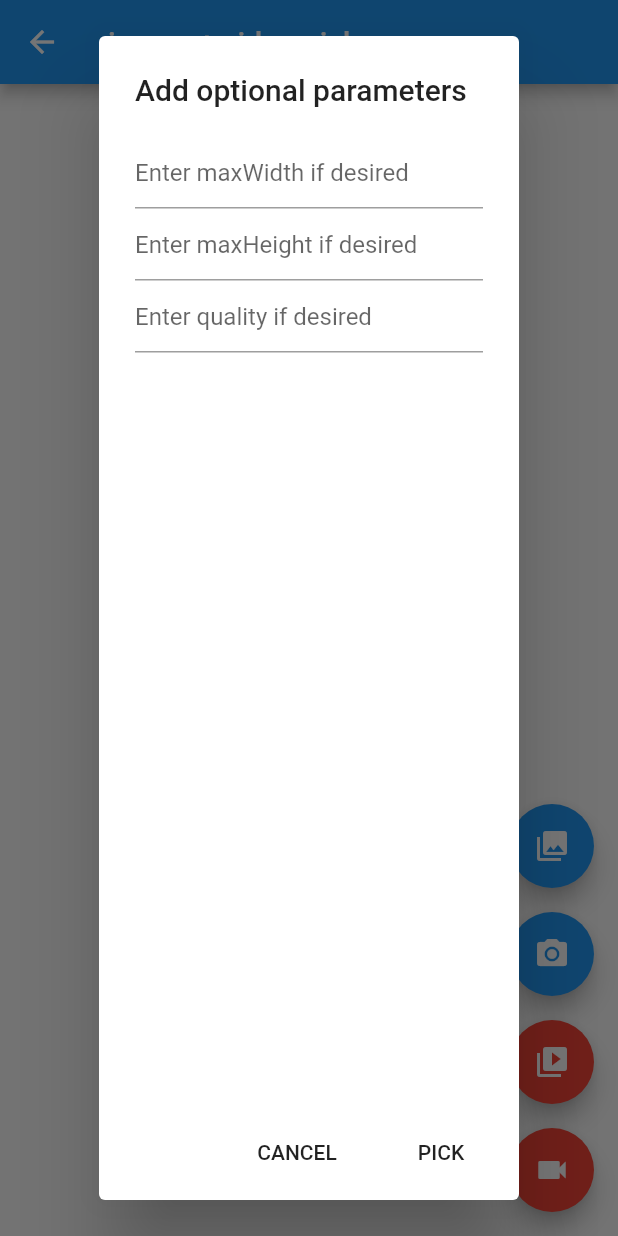
After one commit to HitomiHoshi/tutorial_flutter, a Flutter app: the OpenCamera screen opened by its route, after a tap on the "photo library" icon, on a phone screen of 412 x 824 dp. The commit adds this screen. Run offline on Flutter 3.47's test engine with Material 2 defaults, Android fonts, the phone set to English and light mode, and no system bars; our stand-ins replace flutter_speed_dial, image_picker, qr_flutter, video_player; missing offline and left inert: barcode_scan, flutter_bootstrap, multiselect_formfield.

Commit message:
choose image function

```diff
--- /dev/null
+++ b/lib/image_picker/open_camera.dart
@@ -0,0 +1,385 @@
+// Copyright 2019 The Flutter Authors. All rights reserved.
+// Use of this source code is governed by a BSD-style license that can be
+// found in the LICENSE file.
+
+// ignore_for_file: public_member_api_docs
+
+import 'dart:async';
+import 'dart:io';
+
+import 'package:flutter/foundation.dart';
+import 'package:flutter/material.dart';
+import 'package:image_picker/image_picker.dart';
+import 'package:video_player/video_player.dart';
+
+class OpenCamera extends StatefulWidget {
+  OpenCamera({Key key}) : super(key: key);
+
+  @override
+  _OpenCamera createState() => _OpenCamera();
+}
+
+class _OpenCamera extends State<OpenCamera> {
+  PickedFile _imageFile;
+  dynamic _pickImageError;
+  bool isVideo = false;
+  VideoPlayerController _controller;
+  VideoPlayerController _toBeDisposed;
+  String _retrieveDataError;
+
+  final ImagePicker _picker = ImagePicker();
+  final TextEditingController maxWidthController = TextEditingController();
+  final TextEditingController maxHeightController = TextEditingController();
+  final TextEditingController qualityController = TextEditingController();
+
+  Future<void> _playVideo(PickedFile file) async {
+    if (file != null && mounted) {
+      await _disposeVideoController();
+      if (kIsWeb) {
+        _controller = VideoPlayerController.network(file.path);
+        // In web, most browsers won't honor a programmatic call to .play
+        // if the video has a sound track (and is not muted).
+        // Mute the video so it auto-plays in web!
+        // This is not needed if the call to .play is the result of user
+        // interaction (clicking on a "play" button, for example).
+        await _controller.setVolume(0.0);
+      } else {
+        _controller = VideoPlayerController.file(File(file.path));
+        await _controller.setVolume(1.0);
+      }
+      await _controller.initialize();
+      await _controller.setLooping(true);
+      await _controller.play();
+      setState(() {});
+    }
+  }
+
+  void _onImageButtonPressed(ImageSource source, {BuildContext context}) async {
+    if (_controller != null) {
+      await _controller.setVolume(0.0);
+    }
+    if (isVideo) {
+      final PickedFile file = await _picker.getVideo(
+          source: source, maxDuration: const Duration(seconds: 10));
+      await _playVideo(file);
+    } else {
+      await _displayPickImageDialog(context,
+          (double maxWidth, double maxHeight, int quality) async {
+        try {
+          final pickedFile = await _picker.getImage(
+            source: source,
+            maxWidth: maxWidth,
+            maxHeight: maxHeight,
+            imageQuality: quality,
+          );
+          setState(() {
+            _imageFile = pickedFile;
+          });
+        } catch (e) {
+          setState(() {
+            _pickImageError = e;
+          });
+        }
+      });
+    }
+  }
+
+  @override
+  void deactivate() {
+    if (_controller != null) {
+      _controller.setVolume(0.0);
+      _controller.pause();
+    }
+    super.deactivate();
+  }
+
+  @override
+  void dispose() {
+    _disposeVideoController();
+    maxWidthController.dispose();
+    maxHeightController.dispose();
+    qualityController.dispose();
+    super.dispose();
+  }
+
+  Future<void> _disposeVideoController() async {
+    if (_toBeDisposed != null) {
+      await _toBeDisposed.dispose();
+    }
+    _toBeDisposed = _controller;
+    _controller = null;
+  }
+
+  Widget _previewVideo() {
+    final Text retrieveError = _getRetrieveErrorWidget();
+    if (retrieveError != null) {
+      return retrieveError;
+    }
+    if (_controller == null) {
+      return const Text(
+        'You have not yet picked a video',
+        textAlign: TextAlign.center,
+      );
+    }
+    return Padding(
+      padding: const EdgeInsets.all(10.0),
+      child: AspectRatioVideo(_controller),
+    );
+  }
+
+  Widget _previewImage() {
+    final Text retrieveError = _getRetrieveErrorWidget();
+    if (retrieveError != null) {
+      return retrieveError;
+    }
+    if (_imageFile != null) {
+      if (kIsWeb) {
+        // Why network?
+        // See https://pub.dev/packages/image_picker#getting-ready-for-the-web-platform
+        return Image.network(_imageFile.path);
+      } else {
+        return Image.file(File(_imageFile.path));
+      }
+    } else if (_pickImageError != null) {
+      return Text(
+        'Pick image error: $_pickImageError',
+        textAlign: TextAlign.center,
+      );
+    } else {
+      return const Text(
+        'You have not yet picked an image.',
+        textAlign: TextAlign.center,
+      );
+    }
+  }
+
+  Future<void> retrieveLostData() async {
+    final LostData response = await _picker.getLostData();
+    if (response.isEmpty) {
+      return;
+    }
+    if (response.file != null) {
+      if (response.type == RetrieveType.video) {
+        isVideo = true;
+        await _playVideo(response.file);
+      } else {
+        isVideo = false;
+        setState(() {
+          _imageFile = response.file;
+        });
+      }
+    } else {
+      _retrieveDataError = response.exception.code;
+    }
+  }
+
+  @override
+  Widget build(BuildContext context) {
+    return Scaffold(
+      appBar: AppBar(
+        title: Text("image + video pickers"),
+      ),
+      body: Center(
+        child: !kIsWeb && defaultTargetPlatform == TargetPlatform.android
+            ? FutureBuilder<void>(
+                future: retrieveLostData(),
+                builder: (BuildContext context, AsyncSnapshot<void> snapshot) {
+                  switch (snapshot.connectionState) {
+                    case ConnectionState.none:
+                    case ConnectionState.waiting:
+                      return const Text(
+                        'You have not yet picked an image.',
+                        textAlign: TextAlign.center,
+                      );
+                    case ConnectionState.done:
+                      return isVideo ? _previewVideo() : _previewImage();
+                    default:
+                      if (snapshot.hasError) {
+                        return Text(
+                          'Pick image/video error: ${snapshot.error}}',
+                          textAlign: TextAlign.center,
+                        );
+                      } else {
+                        return const Text(
+                          'You have not yet picked an image.',
+                          textAlign: TextAlign.center,
+                        );
+                      }
+                  }
+                },
+              )
+            : (isVideo ? _previewVideo() : _previewImage()),
+      ),
+      floatingActionButton: Column(
+        mainAxisAlignment: MainAxisAlignment.end,
+        children: <Widget>[
+          FloatingActionButton(
+            onPressed: () {
+              isVideo = false;
+              _onImageButtonPressed(ImageSource.gallery, context: context);
+            },
+            heroTag: 'image0',
+            tooltip: 'Pick Image from gallery',
+            child: const Icon(Icons.photo_library),
+          ),
+          Padding(
+            padding: const EdgeInsets.only(top: 16.0),
+            child: FloatingActionButton(
+              onPressed: () {
+                isVideo = false;
+                _onImageButtonPressed(ImageSource.camera, context: context);
+              },
+              heroTag: 'image1',
+              tooltip: 'Take a Photo',
+              child: const Icon(Icons.camera_alt),
+            ),
+          ),
+          Padding(
+            padding: const EdgeInsets.only(top: 16.0),
+            child: FloatingActionButton(
+              backgroundColor: Colors.red,
+              onPressed: () {
+                isVideo = true;
+                _onImageButtonPressed(ImageSource.gallery);
+              },
+              heroTag: 'video0',
+              tooltip: 'Pick Video from gallery',
+              child: const Icon(Icons.video_library),
+            ),
+          ),
+          Padding(
+            padding: const EdgeInsets.only(top: 16.0),
+            child: FloatingActionButton(
+              backgroundColor: Colors.red,
+              onPressed: () {
+                isVideo = true;
+                _onImageButtonPressed(ImageSource.camera);
+              },
+              heroTag: 'video1',
+              tooltip: 'Take a Video',
+              child: const Icon(Icons.videocam),
+            ),
+          ),
+        ],
+      ),
+    );
+  }
+
+  Text _getRetrieveErrorWidget() {
+    if (_retrieveDataError != null) {
+      final Text result = Text(_retrieveDataError);
+      _retrieveDataError = null;
+      return result;
+    }
+    return null;
+  }
+
+  Future<void> _displayPickImageDialog(
+      BuildContext context, OnPickImageCallback onPick) async {
+    return showDialog(
+        context: context,
+        builder: (context) {
+          return AlertDialog(
+            title: Text('Add optional parameters'),
+            content: Column(
+              children: <Widget>[
+                TextField(
+                  controller: maxWidthController,
+                  keyboardType: TextInputType.numberWithOptions(decimal: true),
+                  decoration:
+                      InputDecoration(hintText: "Enter maxWidth if desired"),
+                ),
+                TextField(
+                  controller: maxHeightController,
+                  keyboardType: TextInputType.numberWithOptions(decimal: true),
+                  decoration:
+                      InputDecoration(hintText: "Enter maxHeight if desired"),
+                ),
+                TextField(
+                  controller: qualityController,
+                  keyboardType: TextInputType.number,
+                  decoration:
+                      InputDecoration(hintText: "Enter quality if desired"),
+                ),
+              ],
+            ),
+            actions: <Widget>[
+              FlatButton(
+                child: const Text('CANCEL'),
+                onPressed: () {
+                  Navigator.of(context).pop();
+                },
+              ),
+              FlatButton(
+                  child: const Text('PICK'),
+                  onPressed: () {
+                    double width = maxWidthController.text.isNotEmpty
+                        ? double.parse(maxWidthController.text)
+                        : null;
+                    double height = maxHeightController.text.isNotEmpty
+                        ? double.parse(maxHeightController.text)
+                        : null;
+                    int quality = qualityController.text.isNotEmpty
+                        ? int.parse(qualityController.text)
+                        : null;
+                    onPick(width, height, quality);
+                    Navigator.of(context).pop();
+                  }),
+            ],
+          );
+        });
+  }
+}
+
+typedef void OnPickImageCallback(
+    double maxWidth, double maxHeight, int quality);
+
+class AspectRatioVideo extends StatefulWidget {
+  AspectRatioVideo(this.controller);
+
+  final VideoPlayerController controller;
+
+  @override
+  AspectRatioVideoState createState() => AspectRatioVideoState();
+}
+
+class AspectRatioVideoState extends State<AspectRatioVideo> {
+  VideoPlayerController get controller => widget.controller;
+  bool initialized = false;
+
+  void _onVideoControllerUpdate() {
+    if (!mounted) {
+      return;
+    }
+    if (initialized != controller.value.initialized) {
+      initialized = controller.value.initialized;
+      setState(() {});
+    }
+  }
+
+  @override
+  void initState() {
+    super.initState();
+    controller.addListener(_onVideoControllerUpdate);
+  }
+
+  @override
+  void dispose() {
+    controller.removeListener(_onVideoControllerUpdate);
+    super.dispose();
+  }
+
+  @override
+  Widget build(BuildContext context) {
+    if (initialized) {
+      return Center(
+        child: AspectRatio(
+          aspectRatio: controller.value?.aspectRatio,
+          child: VideoPlayer(controller),
+        ),
+      );
+    } else {
+      return Container();
+    }
+  }
+}
--- a/lib/main.dart
+++ b/lib/main.dart
@@ -2,6 +2,8 @@
 import 'package:tutorial_flutter/Navigation_w_argument/pushNamed_w_argument.dart';
 import 'package:tutorial_flutter/Navigation_w_argument/push_w_argument.dart';
 import 'package:tutorial_flutter/bootstrap/bootstrap_example.dart';
+import 'package:tutorial_flutter/image_picker/open_camera.dart';
+import 'package:tutorial_flutter/input_field/multiselect_formfield_example.dart';
 import 'package:tutorial_flutter/launcher_device/launcher_device_function.dart';
 import 'package:tutorial_flutter/floating_action_button/fab_speed_dial.dart';
 import 'package:tutorial_flutter/input_field/template_input_field.dart';
@@ -34,6 +36,8 @@
         '/qrcode-page': (BuildContext context) => new QrcodeHomeScreen(),
         '/barcode-scan-page': (BuildContext context) => new BarcodeScan(),
         '/direct-launch-page': (BuildContext context) => new DirectLaunch(),
+        '/multiselect-formfield-page': (BuildContext context) => new MultiSelectFormFieldaxample(),
+        '/open-camera-page': (BuildContext context) => new OpenCamera(),
       },
       home: TutorialMenu(),
     );
--- a/lib/qrcode_example/barcode_scan/barcode_scan.dart
+++ b/lib/qrcode_example/barcode_scan/barcode_scan.dart
@@ -96,7 +96,7 @@
       ListTile(
         title: TextField(
           decoration: InputDecoration(
-            hasFloatingPlaceholder: true,
+            // hasFloatingPlaceholder: true,
             labelText: "Flash On",
           ),
           controller: _flashOnController,
@@ -105,7 +105,7 @@
       ListTile(
         title: TextField(
           decoration: InputDecoration(
-            hasFloatingPlaceholder: true,
+            // hasFloatingPlaceholder: true,
             labelText: "Flash Off",
           ),
           controller: _flashOffController,
@@ -114,7 +114,7 @@
       ListTile(
         title: TextField(
           decoration: InputDecoration(
-            hasFloatingPlaceholder: true,
+            // hasFloatingPlaceholder: true,
             labelText: "Cancel",
           ),
           controller: _cancelController,
--- a/pubspec.yaml
+++ b/pubspec.yaml
@@ -37,6 +37,9 @@
   barcode_scan: ^3.0.1
   qr_flutter: ^3.2.0
   url_launcher: ^5.7.2
+  multiselect_formfield: ^0.1.4
+  image_picker: ^0.6.7+11
+  video_player: ^0.11.0
 
 dev_dependencies:
   flutter_test:
```
Also changed, not shown: lib/input_field/multiselect_formfield_example.dart (added, +126 -0 lines), lib/tutorial_menu.dart (+38 -0 lines), pubspec.lock.
